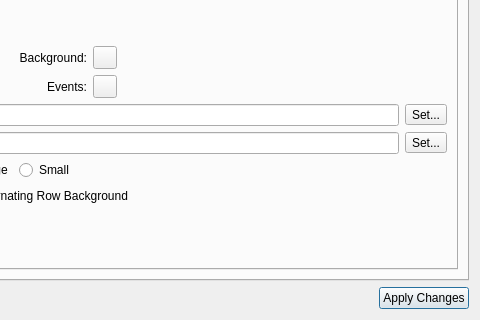
Before: the Qt Designer form qw_client/QwcPreferencesWidget.ui in pcjpnet/qwired-suite, drawn with Qt 5; both pictures show x 160 to 640 and y 88 to 408 of the 640 by 408 pixel window.
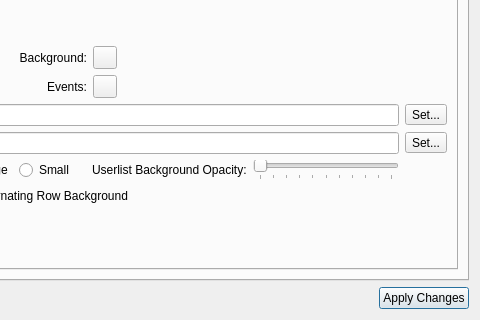
After: the same form once the commit is applied. The open tabs and pages were chosen to show the change. Icons and pictures are not drawn. Custom widgets are drawn as their Qt base class.

Commit message: Optimized the new userlist engine somewhat, added settings to the preferences widget for it and migrated icon handling from QPixmap to QImage.

What changed in the file:
```diff
--- a/qw_client/QwcPreferencesWidget.ui
+++ b/qw_client/QwcPreferencesWidget.ui
@@ -416,12 +416,41 @@
                  </property>
                  <property name="sizeHint" stdset="0">
                   <size>
-                   <width>40</width>
+                   <width>12</width>
                    <height>20</height>
                   </size>
                  </property>
                 </spacer>
                </item>
+               <item>
+                <widget class="QLabel" name="label_36">
+                 <property name="text">
+                  <string>Userlist Background Opacity:</string>
+                 </property>
+                </widget>
+               </item>
+               <item>
+                <widget class="QSlider" name="sliderUserlistBackgroundOpacity">
+                 <property name="sizePolicy">
+                  <sizepolicy hsizetype="Expanding" vsizetype="Fixed">
+                   <horstretch>6</horstretch>
+                   <verstretch>0</verstretch>
+                  </sizepolicy>
+                 </property>
+                 <property name="maximum">
+                  <number>100</number>
+                 </property>
+                 <property name="singleStep">
+                  <number>10</number>
+                 </property>
+                 <property name="orientation">
+                  <enum>Qt::Horizontal</enum>
+                 </property>
+                 <property name="tickPosition">
+                  <enum>QSlider::TicksBelow</enum>
+                 </property>
+                </widget>
+               </item>
               </layout>
              </item>
              <item row="5" column="1">
```
Left out of the diff: 4 changed lines with no effect on the pictures. The commit also changes 10 other files.
